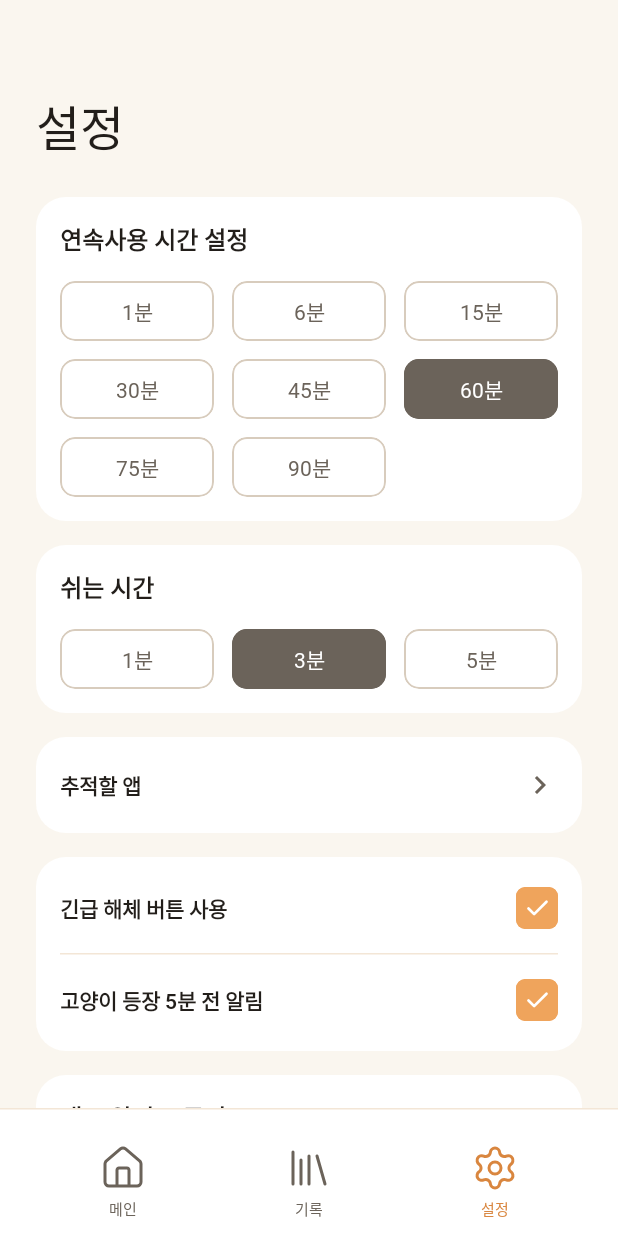
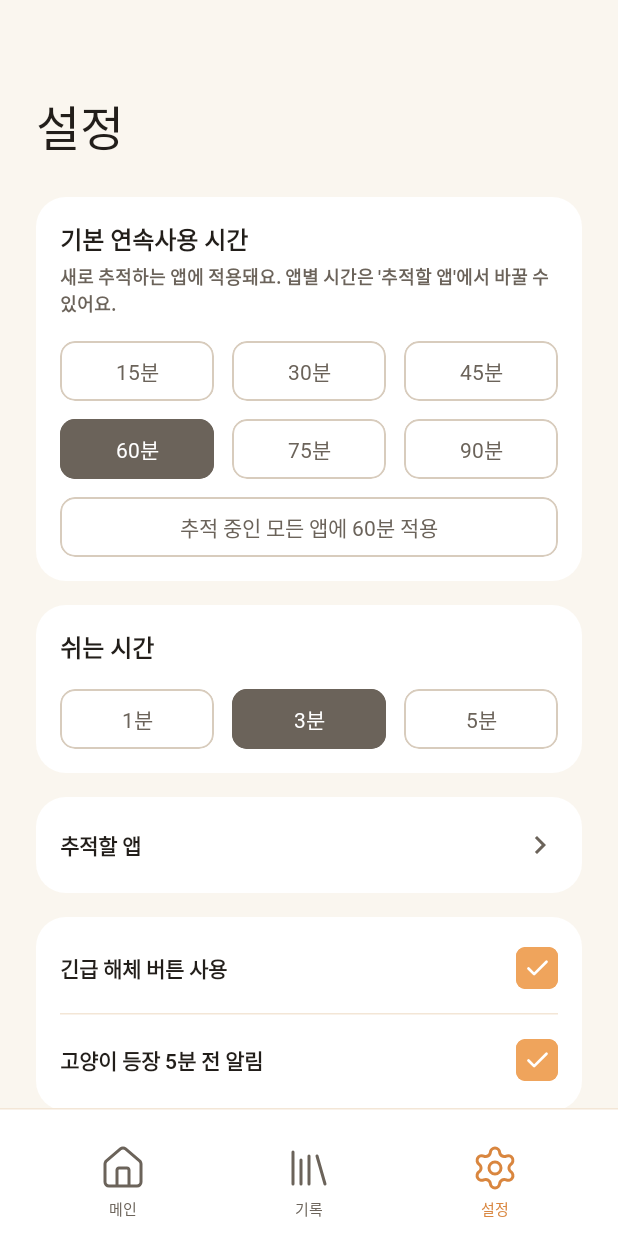
Before and after one commit to Yeun1104/nyangbreak, an Android app built with Jetpack Compose: the @Preview function SettingsPreview, on a phone screen of 412 x 824 dp. Run offline under Robolectric (Android 15) with nearby library versions, the phone set to English and light mode, and no system bars; Roboto replaces fonts that are not available here.

Commit message:
feat: 앱별 연속사용 시간 설정 추가

```diff
--- a/app/src/main/java/com/example/nb_frontend/frontend/ui/settings/SettingsScreen.kt
+++ b/app/src/main/java/com/example/nb_frontend/frontend/ui/settings/SettingsScreen.kt
@@ -57,7 +57,7 @@ import com.example.nb_frontend.frontend.ui.theme.NbOrange40
 import com.example.nb_frontend.frontend.ui.theme.NbWhite
 import com.example.nb_frontend.frontend.ui.theme.Roboto
 
-private val usageOptions = listOf(1, 6, 15, 30, 45, 60, 75, 90)
+private val usageOptions = listOf(15, 30, 45, 60, 75, 90)
 private val restOptions = listOf(1, 3, 5)
 private val catImages = listOf(
     R.drawable.cat_tabby,
@@ -77,7 +77,8 @@ fun SettingsScreen(
     onEmergencyToggle: () -> Unit = {},
     onPreAlertToggle: () -> Unit = {},
     onCatSelect: (Int) -> Unit = {},
-    onTrackedAppsClick: () -> Unit = {}
+    onTrackedAppsClick: () -> Unit = {},
+    onApplyLimitToAll: () -> Unit = {}
 ) {
     Column(
         modifier = Modifier
@@ -99,13 +100,37 @@ fun SettingsScreen(
         Spacer(modifier = Modifier.height(24.dp))
 
         SettingCard {
-            SectionTitle("연속사용 시간 설정")
+            SectionTitle("기본 연속사용 시간")
+            Spacer(modifier = Modifier.height(4.dp))
+            Text(
+                text = "새로 추적하는 앱에 적용돼요. 앱별 시간은 '추적할 앱'에서 바꿀 수 있어요.",
+                fontFamily = Roboto,
+                fontSize = 12.sp,
+                color = NbBrown60
+            )
             Spacer(modifier = Modifier.height(16.dp))
             OptionChips(
                 options = usageOptions,
                 selected = usageLimit,
                 onSelect = onUsageLimitChange
             )
+            Spacer(modifier = Modifier.height(12.dp))
+            Box(
+                modifier = Modifier
+                    .fillMaxWidth()
+                    .height(40.dp)
+                    .clip(RoundedCornerShape(10.dp))
+                    .border(1.dp, NbBrown20, RoundedCornerShape(10.dp))
+                    .clickable(onClick = onApplyLimitToAll),
+                contentAlignment = Alignment.Center
+            ) {
+                Text(
+                    text = "추적 중인 모든 앱에 ${usageLimit}분 적용",
+                    fontFamily = Jua,
+                    fontSize = 14.sp,
+                    color = NbBrown60
+                )
+            }
         }
 
         Spacer(modifier = Modifier.height(16.dp))
```
Also changed, not shown: app/src/main/java/com/example/nb_frontend/frontend/ui/navigation/NavGraph.kt (+15 -5 lines), app/src/main/java/com/example/nb_frontend/frontend/ui/settings/TrackedAppsScreen.kt (+114 -3 lines).
